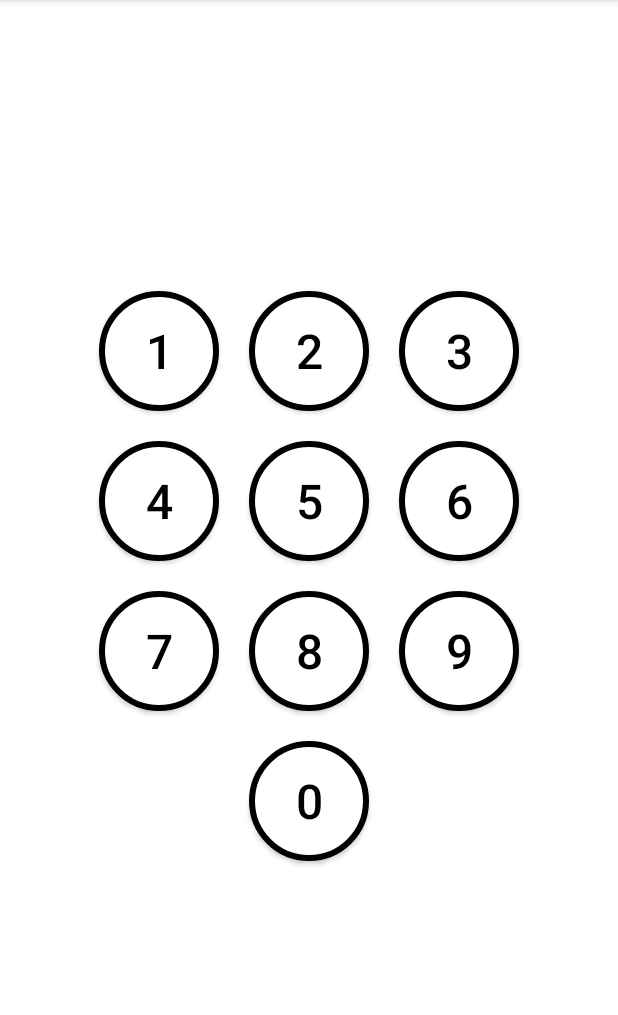
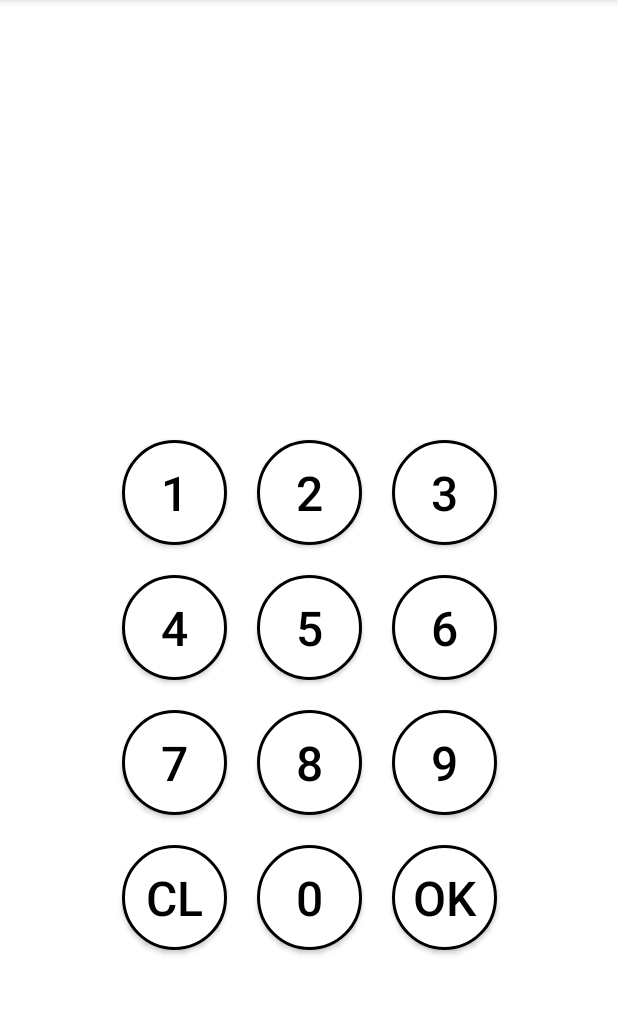
Before and after one commit to VadimSquorpikkor/TreasureBox, an Android app: the screen it shows after launch (MainActivity), on a phone screen of 412 x 824 dp, the part 84-1099 px from its top. Run offline under Robolectric (Android 15) with nearby library versions, the phone set to English and light mode, and no system bars; our stand-ins replace Firebase (no records; nobody signed in at launch, a user with empty details on screens opened directly).

Commit message:
1.02 - 06/09/21 1. Перенесена "лоика" из активити в viewModel 2. Настроен Firebase, теперь при правильном пароле данные из БД отображаются в приложении 3. Изменены цвет и размер кнопок, добавлены доп. кнопки 4. Добавлена кнопка "Clear" для обнуления вводимого пароля 5. Добавлена кнопка "ОК" для подтверждения окончания ввода пароля (попытка войти в БД) 6. Добавлен TextView для отображения вводимого пароля в виде "звездочек"

```diff
--- a/app/build.gradle
+++ b/app/build.gradle
@@ -13,7 +13,7 @@ android {
         minSdkVersion 21
         targetSdkVersion 30
         versionCode 1
-        versionName "1.01"
+        versionName "1.02"
         setProperty("archivesBaseName", "TreasureBox-v" + versionName)
         testInstrumentationRunner "androidx.test.runner.AndroidJUnitRunner"
     }
--- a/app/src/main/java/com/squorpikkor/app/treasurebox/MainActivity.java
+++ b/app/src/main/java/com/squorpikkor/app/treasurebox/MainActivity.java
@@ -1,24 +1,22 @@
 package com.squorpikkor.app.treasurebox;
 
+import static com.squorpikkor.app.treasurebox.MainViewModel.PRESS_CLEAR_BUTTON;
+import static com.squorpikkor.app.treasurebox.MainViewModel.PRESS_OK_BUTTON;
+
 import androidx.appcompat.app.AppCompatActivity;
-import androidx.lifecycle.Observer;
 import androidx.lifecycle.ViewModelProvider;
 
 import android.os.Bundle;
 import android.util.Log;
-import android.view.View;
-import android.widget.ExpandableListView;
+import android.widget.TextView;
 import android.widget.Toast;
 
 import java.util.ArrayList;
 
 public class MainActivity extends AppCompatActivity {
 
-
     private MainViewModel mViewModel;
     private static final String TAG = "TAG";
-    private static final String RIGHT_PASS = "2985984";
-    String pass;
 
     @Override
     protected void onCreate(Bundle savedInstanceState) {
@@ -26,26 +24,24 @@ public class MainActivity extends AppCompatActivity {
         setContentView(R.layout.activity_main);
 
         mViewModel = new ViewModelProvider(this).get(MainViewModel.class);
+        TextView passLine = findViewById(R.id.password_line);
 
-        mViewModel.getEntitiesList().observe(this, new Observer<ArrayList<Entity>>() {
-            @Override
-            public void onChanged(ArrayList<Entity> entities) {
-                updateTreasureList(entities);
-            }
-        });
+        mViewModel.getEntitiesList().observe(this, this::updateTreasureList);
+        mViewModel.getPassLine().observe(this, passLine::setText);
 
-        pass = "";
+        findViewById(R.id.button1).setOnClickListener(v -> mViewModel.clickButton(1));
+        findViewById(R.id.button2).setOnClickListener(v -> mViewModel.clickButton(2));
+        findViewById(R.id.button3).setOnClickListener(v -> mViewModel.clickButton(3));
+        findViewById(R.id.button4).setOnClickListener(v -> mViewModel.clickButton(4));
+        findViewById(R.id.button5).setOnClickListener(v -> mViewModel.clickButton(5));
+        findViewById(R.id.button6).setOnClickListener(v -> mViewModel.clickButton(6));
+        findViewById(R.id.button7).setOnClickListener(v -> mViewModel.clickButton(7));
+        findViewById(R.id.button8).setOnClickListener(v -> mViewModel.clickButton(8));
+        findViewById(R.id.button9).setOnClickListener(v -> mViewModel.clickButton(9));
+        findViewById(R.id.button0).setOnClickListener(v -> mViewModel.clickButton(0));
 
-        findViewById(R.id.button1).setOnClickListener(v -> clickButton(1));
-        findViewById(R.id.button2).setOnClickListener(v -> clickButton(2));
-        findViewById(R.id.button3).setOnClickListener(v -> clickButton(3));
-        findViewById(R.id.button4).setOnClickListener(v -> clickButton(4));
-        findViewById(R.id.button5).setOnClickListener(v -> clickButton(5));
-        findViewById(R.id.button6).setOnClickListener(v -> clickButton(6));
-        findViewById(R.id.button7).setOnClickListener(v -> clickButton(7));
-        findViewById(R.id.button8).setOnClickListener(v -> clickButton(8));
-        findViewById(R.id.button9).setOnClickListener(v -> clickButton(9));
-        findViewById(R.id.button0).setOnClickListener(v -> clickButton(0));
+        findViewById(R.id.button_cl).setOnClickListener(v -> mViewModel.clickButton(PRESS_CLEAR_BUTTON));
+        findViewById(R.id.button_ok).setOnClickListener(v -> mViewModel.clickButton(PRESS_OK_BUTTON));
     }
 
     private void updateTreasureList(ArrayList<Entity> entities) {
@@ -54,18 +50,4 @@ public class MainActivity extends AppCompatActivity {
         Toast.makeText(this, entities.get(0).getName(), Toast.LENGTH_SHORT).show();
     }
 
-    private void clickButton(int i) {
-        mViewModel.getEntitiesFromDB();
-        pass+=i;
-        if (pass.equals(RIGHT_PASS)) openBox();
-        else Log.e(TAG, "wrong: "+pass);
-    }
-
-    private void openBox() {
-        Log.e(TAG, "openBox: ");
-        mViewModel.getEntitiesFromDB();
-        Toast.makeText(this, "Правильно", Toast.LENGTH_SHORT).show();
-    }
-
-
 }
--- a/app/src/main/java/com/squorpikkor/app/treasurebox/MainViewModel.java
+++ b/app/src/main/java/com/squorpikkor/app/treasurebox/MainViewModel.java
@@ -1,4 +1,6 @@
 package com.squorpikkor.app.treasurebox;
+
+import android.util.Log;
 
 import androidx.lifecycle.MutableLiveData;
 import androidx.lifecycle.ViewModel;
@@ -29,17 +31,25 @@ public class MainViewModel  extends ViewModel {
      * */
 
     public static final String TAG = "TAG";
+    private static final String RIGHT_PASS = "2985984";
+    public static final int PRESS_CLEAR_BUTTON = 100;
+    public static final int PRESS_OK_BUTTON = 101;
 
     private FireDBHelper db;
     private MutableLiveData<ArrayList<Entity>> entitiesList;
+    private MutableLiveData<String> passLine;
 
     private String login;
     private String password;
-
+    private String pass;
 
     public MainViewModel() {
         db = new FireDBHelper();
         entitiesList = new MutableLiveData<>();
+        passLine = new MutableLiveData<>();
+        pass = "";
+        passLine.setValue("");
+
 
         proverochka();
     }
@@ -49,8 +59,28 @@ public class MainViewModel  extends ViewModel {
         password = "2985984";
     }
 
+    public void clickButton(int i) {
+        if (i == PRESS_CLEAR_BUTTON) {
+            pass = "";
+            passLine.setValue("");
+        } else if (i == PRESS_OK_BUTTON) {
+            openBox();
+        } else {
+            pass+=i;
+            passLine.setValue(passLine.getValue()+"*");
+        }
+    }
+
+    private void openBox() {
+        if (pass.equals(RIGHT_PASS)) getEntitiesFromDB();
+        else Log.e(TAG, "wrong: "+pass);
+    }
+
     public MutableLiveData<ArrayList<Entity>> getEntitiesList() {
         return entitiesList;
+    }
+    public MutableLiveData<String> getPassLine() {
+        return passLine;
     }
 
     void getEntitiesFromDB() {
@@ -58,4 +88,5 @@ public class MainViewModel  extends ViewModel {
     }
 
 
+
 }
--- a/app/src/main/res/drawable/my_button_shape.xml
+++ b/app/src/main/res/drawable/my_button_shape.xml
@@ -3,7 +3,7 @@
     android:shape="rectangle">
 
     <solid android:color="?attr/MyButtonColor"/>
-    <corners android:radius="40dp" />
-    <stroke android:width="4dp" android:color="?attr/MyButtonBorder"/>
+    <corners android:radius="35dp" />
+    <stroke android:width="2dp" android:color="?attr/MyButtonBorder"/>
 
 </shape>
--- a/app/src/main/res/drawable/my_button_shape_pressed.xml
+++ b/app/src/main/res/drawable/my_button_shape_pressed.xml
@@ -3,7 +3,7 @@
     android:shape="rectangle">
 
     <solid android:color="?attr/MyButtonPressed"/>
-    <corners android:radius="40dp" />
-    <stroke android:width="4dp" android:color="?attr/MyButtonBorderPressed"/>
+    <corners android:radius="35dp" />
+    <stroke android:width="0dp" android:color="?attr/MyButtonBorderPressed"/>
 
 </shape>
--- a/app/src/main/res/layout/activity_main.xml
+++ b/app/src/main/res/layout/activity_main.xml
@@ -6,13 +6,25 @@
     android:layout_height="match_parent"
     tools:context=".MainActivity">
 
+    <TextView
+        android:id="@+id/password_line"
+        android:layout_width="wrap_content"
+        android:layout_height="wrap_content"
+        app:layout_constraintTop_toTopOf="parent"
+        app:layout_constraintEnd_toEndOf="parent"
+        app:layout_constraintStart_toStartOf="parent"
+        app:layout_constraintBottom_toTopOf="@+id/button_layout"
+        android:textColor="?attr/MyButtonPressed"
+        android:textSize="25sp"/>
+
     <TableLayout
+        android:id="@+id/button_layout"
         android:layout_width="wrap_content"
         android:layout_height="wrap_content"
         app:layout_constraintBottom_toBottomOf="parent"
         app:layout_constraintEnd_toEndOf="parent"
         app:layout_constraintStart_toStartOf="parent"
-        app:layout_constraintTop_toTopOf="parent">
+        app:layout_constraintTop_toBottomOf="@+id/password_line">
 
         <TableRow
             android:layout_width="wrap_content"
@@ -83,9 +95,19 @@
             android:gravity="center">
 
             <TextView
+                android:id="@+id/button_cl"
+                style="@style/nice_button"
+                android:text="CL" />
+
+            <TextView
                 android:id="@+id/button0"
                 style="@style/nice_button"
                 android:text="0" />
+
+            <TextView
+                android:id="@+id/button_ok"
+                style="@style/nice_button"
+                android:text="OK" />
 
         </TableRow>
     </TableLayout>
--- a/app/src/main/res/values/colors.xml
+++ b/app/src/main/res/values/colors.xml
@@ -1,6 +1,7 @@
 <?xml version="1.0" encoding="utf-8"?>
 <resources>
-    <color name="orange">#FFBB9900</color>
+    <color name="mygreen">#4CAF50</color>
+    <color name="mygreen_light">#CDDC39</color>
 
     <color name="purple_200">#FFBB86FC</color>
     <color name="purple_500">#FF6200EE</color>
--- a/app/src/main/res/values/styles.xml
+++ b/app/src/main/res/values/styles.xml
@@ -7,8 +7,8 @@
         <item name="android:layout_margin">10dp</item>
         <item name="android:gravity">center</item>
         <item name="android:textSize">32sp</item>
-        <item name="android:layout_width">80dp</item>
-        <item name="android:layout_height">80dp</item>
+        <item name="android:layout_width">70dp</item>
+        <item name="android:layout_height">70dp</item>
         <item name="android:elevation">10dp</item>
         <item name="elevation">10dp</item>
         <item name="android:textColor">?attr/MyButtonText</item>
--- a/app/src/main/res/values/themes.xml
+++ b/app/src/main/res/values/themes.xml
@@ -3,8 +3,8 @@
     <style name="Theme.TreasureBox" parent="Theme.MaterialComponents.DayNight.DarkActionBar">
         <item name="MyButtonColor">@color/white</item>
         <item name="MyButtonBorder">@color/black</item>
-        <item name="MyButtonPressed">@color/orange</item>
-        <item name="MyButtonBorderPressed">@color/white</item>
+        <item name="MyButtonPressed">@color/mygreen</item>
+        <item name="MyButtonBorderPressed">@color/mygreen_light</item>
         <item name="MyButtonText">@color/black</item>
 
 
```
Also changed, not shown: 4 other files.
